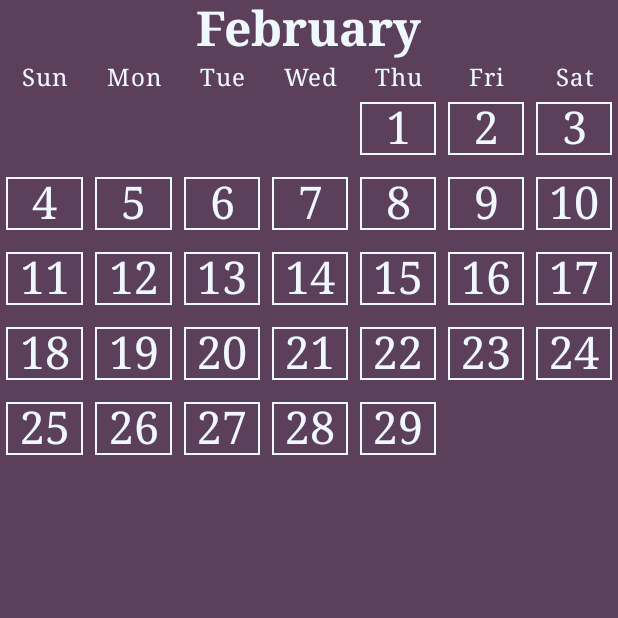
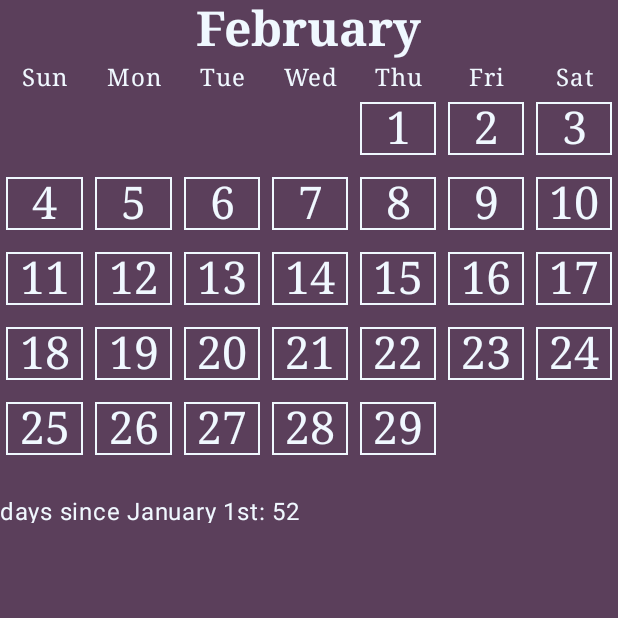
Before and after one commit to titen100/calendar, an Android app built with Jetpack Compose: the screen it shows after launch (MainActivity), on a phone screen of 412 x 824 dp, the top half of it. Run offline under Robolectric (Android 15) with nearby library versions, the phone set to English and light mode, and no system bars.

Commit message:
days since jan1 text added, update needed

```diff
--- a/app/src/main/java/com/example/calendar/MainActivity.kt
+++ b/app/src/main/java/com/example/calendar/MainActivity.kt
@@ -7,6 +7,7 @@ import androidx.activity.ComponentActivity
 import androidx.activity.compose.setContent
 import androidx.annotation.RequiresApi
 import androidx.compose.foundation.border
+import androidx.compose.foundation.clickable
 import androidx.compose.foundation.layout.Arrangement
 import androidx.compose.foundation.layout.Box
 import androidx.compose.foundation.layout.Column
@@ -17,12 +18,13 @@ import androidx.compose.foundation.layout.fillMaxWidth
 import androidx.compose.foundation.layout.height
 import androidx.compose.foundation.layout.padding
 import androidx.compose.foundation.lazy.LazyColumn
-import androidx.compose.material3.AlertDialog
-import androidx.compose.material3.Button
 import androidx.compose.material3.MaterialTheme
 import androidx.compose.material3.Surface
 import androidx.compose.material3.Text
 import androidx.compose.runtime.Composable
+import androidx.compose.runtime.mutableIntStateOf
+import androidx.compose.runtime.mutableLongStateOf
+import androidx.compose.runtime.remember
 import androidx.compose.ui.Alignment
 import androidx.compose.ui.Modifier
 import androidx.compose.ui.graphics.Color
@@ -66,6 +68,8 @@ val logic = CalendarLogic()
 
 @RequiresApi(Build.VERSION_CODES.O)
 val month = LocalDate.now(ZoneId.systemDefault()).monthValue
+@RequiresApi(Build.VERSION_CODES.O)
+val jan1 = mutableLongStateOf(logic.daysSinceJanuaryFirst())
 
 @RequiresApi(Build.VERSION_CODES.O)
 @Composable
@@ -94,6 +98,9 @@ fun CalendarGrid() {
     val currentMonth = logic.getCurrentMonth()
     val daysInMonth = currentMonth.lengthOfMonth()
     val firstDayOfWeek = currentMonth.atDay(1).dayOfWeek.value % 7
+
+    // Keep track of the selected day
+    val selectedDay = remember { mutableIntStateOf(0) }
 
     LazyColumn {
         item {
@@ -131,14 +138,24 @@ fun CalendarGrid() {
                                 .border(1.dp, Color(0xFFF0F8FF)), // Add padding to create space between the dates
                             contentAlignment = Alignment.Center // Center the content in the box
                         ) {
+                            // Clickable text for each date
                             Text(
                                 text = date.toString(),
-                                color = Color(0xFFF0F8FF), // Change the color of the text
+                                color = if (date == selectedDay.intValue) Color.Red else Color(0xFFF0F8FF), // Change the color if the date is selected
                                 style = TextStyle(
                                     fontSize = 30.sp, // Adjust the text size
                                     fontFamily = FontFamily.Serif // Change the font
                                 ),
-                                textAlign = TextAlign.Center // Center the text
+                                textAlign = TextAlign.Center, // Center the text
+                                modifier = Modifier.clickable {
+                                    // Update the selected day when clicked
+                                    selectedDay.intValue = date
+                                    // Calculate the number of days since January 1st up to this date
+                                    val currentDate = LocalDate.of(currentMonth.year, currentMonth.monthValue, date)
+                                    currentDate.dayOfYear
+                                    // Show the dialog with the number of days since January 1st
+                                    jan1.longValue = logic.daysSinceJanuaryFirst()
+                                }
                             )
                         }
                     } else {
@@ -147,29 +164,11 @@ fun CalendarGrid() {
                 }
             }
         }
-
+        item {
+            Row (modifier = Modifier.fillMaxWidth().height(50.dp).padding(vertical = 15.dp)){
+                Text(text = "days since January 1st: ${jan1.longValue}",
+                    color = Color(0xFFF0F8FF))
+            }
+        }
     }
 }
-
-@RequiresApi(Build.VERSION_CODES.O)
-@Composable
-fun DayClickDialog(day: Int) {
-    AlertDialog(
-        onDismissRequest = { /* Dismiss the dialog */ },
-        title = { Text(text = "Days Since January 1st") },
-        text = {
-            Text(
-                text = "Number of days since January 1st: $day",
-                textAlign = TextAlign.Center,
-                modifier = Modifier.padding(8.dp)
-            )
-        },
-        confirmButton = {
-            Button(
-                onClick = { /* Dismiss the dialog */ },
-            ) {
-                Text("OK")
-            }
-        }
-    )
-}
```
